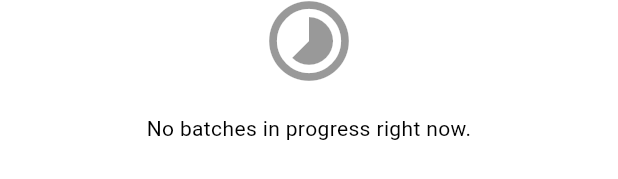
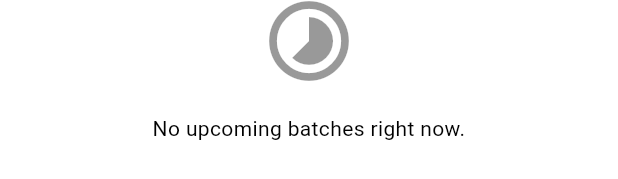
Before and after one commit to PBIProDataServices/BiggarBraaiShop, a Flutter app: the AccountScreen widget shown alone on an empty page, opened directly, after a tap on "Batch progress", on a phone screen of 412 x 824 dp. Shown: the part 211-390 px from the top of the screen. Run offline on Flutter 3.47's test engine with Material 3 defaults, Android fonts, the phone set to English and light mode, and no system bars; our stand-ins replace cloud_firestore, firebase_auth, firebase_core, flutter_iconly, flutter_spinkit, fluttertoast and 4 more; missing offline and left inert: flutter_stripe, mobile_scanner; accounts and stored records are empty.

Commit message:
Fix shop sign-in and show upcoming batches with progress.
Work around the Firebase Pigeon cast so email login actually completes, then list pending and in-progress admin batches with % complete while hiding closed ones.

Co-authored-by: Cursor <cursoragent@cursor.com>

```diff
--- a/lib/providers/batch_progress_provider.dart
+++ b/lib/providers/batch_progress_provider.dart
@@ -17,8 +17,15 @@ class BatchProgressProvider with ChangeNotifier {
   String? get error => _error;
 
   List<ShopBatch> get currentBatches {
-    return _batches.where((batch) => !batch.isComplete).toList()
-      ..sort((a, b) => a.batchId.compareTo(b.batchId));
+    final upcoming = _batches.where((batch) => batch.isUpcoming).toList();
+    upcoming.sort((a, b) {
+      final statusOrder = a.sortRank.compareTo(b.sortRank);
+      if (statusOrder != 0) return statusOrder;
+      final dateOrder = a.endDate.compareTo(b.endDate);
+      if (dateOrder != 0) return dateOrder;
+      return a.batchId.compareTo(b.batchId);
+    });
+    return upcoming;
   }
 
   Future<void> fetchBatches() async {
@@ -37,30 +44,20 @@ class BatchProgressProvider with ChangeNotifier {
     try {
       await _loadBatchTypes();
       final snapshot = await _db.collection('batch').get();
+      final stepCounts = await _loadAllStepCounts();
       final next = <ShopBatch>[];
 
       for (final doc in snapshot.docs) {
         try {
           final data = doc.data();
-          final status = (data['status'] ?? 'unknown').toString();
-          if (status.toLowerCase() == 'completed' ||
-              status.toLowerCase() == 'cancelled' ||
-              status.toLowerCase() == 'canceled') {
-            continue;
-          }
+          final batchId = _parseBatchId(data['batchId'] ?? doc.id);
+          final counts = stepCounts[batchId.toString()] ?? const _StepCounts();
+          final status = (data['status'] ?? 'pending').toString();
+          final typeId = (data['batchTypeId'] ?? 'biltong').toString();
 
-          final batchId = data['batchId'] ?? 0;
-          final counts = await _stepCounts(batchId.toString());
-          if (counts.total > 0 && counts.completed >= counts.total) {
-            continue;
-          }
-
-          final typeId = (data['batchTypeId'] ?? 'biltong').toString();
           next.add(
             ShopBatch(
-              batchId: batchId is int
-                  ? batchId
-                  : int.tryParse(batchId.toString()) ?? 0,
+              batchId: batchId,
               status: status,
               startDate: _toDate(data['startDate']) ?? DateTime.now(),
               endDate: _toDate(data['endDate']) ??
@@ -80,6 +77,7 @@ class BatchProgressProvider with ChangeNotifier {
       _batches = next;
     } catch (error) {
       _error = error.toString();
+      _batches = [];
     } finally {
       _isLoading = false;
       notifyListeners();
@@ -99,36 +97,55 @@ class BatchProgressProvider with ChangeNotifier {
     }
   }
 
-  Future<_StepCounts> _stepCounts(String batchId) async {
-    final snapshot = await _db
-        .collection('batch_step_instances')
-        .where('batchId', isEqualTo: batchId)
-        .get();
+  Future<Map<String, _StepCounts>> _loadAllStepCounts() async {
+    try {
+      final snapshot = await _db.collection('batch_step_instances').get();
+      final grouped = <String, List<String>>{};
 
+      for (final doc in snapshot.docs) {
+        final key = (doc.data()['batchId'] ?? '').toString();
+        if (key.isEmpty) continue;
+        grouped.putIfAbsent(key, () => []).add(
+              (doc.data()['status'] ?? 'pending').toString().toLowerCase(),
+            );
+      }
+
+      return grouped.map((key, statuses) {
         var toComplete = 0;
         var inProgress = 0;
         var completed = 0;
-
-    for (final doc in snapshot.docs) {
-      final key = (doc.data()['status'] ?? 'pending').toString().toLowerCase();
-      if (key == 'completed') {
+        for (final status in statuses) {
+          if (status == 'completed' || status == 'closed' || status == 'done') {
             completed++;
-      } else if (key == 'in progress' ||
-          key == 'in_progress' ||
-          key == 'started' ||
-          key == 'processing') {
+          } else if (status == 'in progress' ||
+              status == 'in_progress' ||
+              status == 'started' ||
+              status == 'processing') {
             inProgress++;
           } else {
             toComplete++;
           }
         }
-
-    return _StepCounts(
+        return MapEntry(
+          key,
+          _StepCounts(
             toComplete: toComplete,
             inProgress: inProgress,
             completed: completed,
-      total: snapshot.docs.length,
+            total: statuses.length,
+          ),
         );
+      });
+    } catch (error) {
+      debugPrint('Step instances not readable: $error');
+      return {};
+    }
+  }
+
+  int _parseBatchId(dynamic value) {
+    if (value is int) return value;
+    if (value is num) return value.toInt();
+    return int.tryParse(value.toString()) ?? 0;
   }
 
   DateTime? _toDate(dynamic value) {
@@ -150,9 +167,9 @@ class _StepCounts {
   final int total;
 
   const _StepCounts({
-    required this.toComplete,
-    required this.inProgress,
-    required this.completed,
-    required this.total,
+    this.toComplete = 0,
+    this.inProgress = 0,
+    this.completed = 0,
+    this.total = 0,
   });
 }
--- a/lib/screens/shop/account_screen.dart
+++ b/lib/screens/shop/account_screen.dart
@@ -1,3 +1,4 @@
+import 'package:firebase_auth/firebase_auth.dart';
 import 'package:flutter/material.dart';
 import 'package:provider/provider.dart';
 
@@ -16,11 +17,43 @@ class AccountScreen extends StatelessWidget {
 
   @override
   Widget build(BuildContext context) {
-    final user = authInstance.currentUser;
-    final userProvider = Provider.of<UserProvider>(context);
-    final theme = Provider.of<DarkThemeProvider>(context);
-    final color = Utils(context).color;
-    final isGuest = user == null || user.isAnonymous;
+    return StreamBuilder<User?>(
+      stream: authInstance.authStateChanges(),
+      builder: (context, snapshot) {
+        final user = snapshot.data ?? authInstance.currentUser;
+        final userProvider = Provider.of<UserProvider>(context);
+        final theme = Provider.of<DarkThemeProvider>(context);
+        final color = Utils(context).color;
+        final isGuest = user == null || user.isAnonymous;
+        return _AccountBody(
+          user: user,
+          isGuest: isGuest,
+          userProvider: userProvider,
+          theme: theme,
+          color: color,
+        );
+      },
+    );
+  }
+}
+
+class _AccountBody extends StatelessWidget {
+  const _AccountBody({
+    required this.user,
+    required this.isGuest,
+    required this.userProvider,
+    required this.theme,
+    required this.color,
+  });
+
+  final User? user;
+  final bool isGuest;
+  final UserProvider userProvider;
+  final DarkThemeProvider theme;
+  final Color color;
+
+  @override
+  Widget build(BuildContext context) {
 
     return Scaffold(
       appBar: AppBar(
```
Also changed, not shown: lib/models/shop_batch.dart (+40 -2 lines), lib/screens/auth/login.dart (+16 -23 lines), lib/screens/auth/register.dart (+3 -4 lines), lib/screens/shop/batches_screen.dart (+32 -6 lines), lib/services/auth_service.dart (added, +70 -0 lines). Lines whose indentation alone changed are shown as unchanged.
